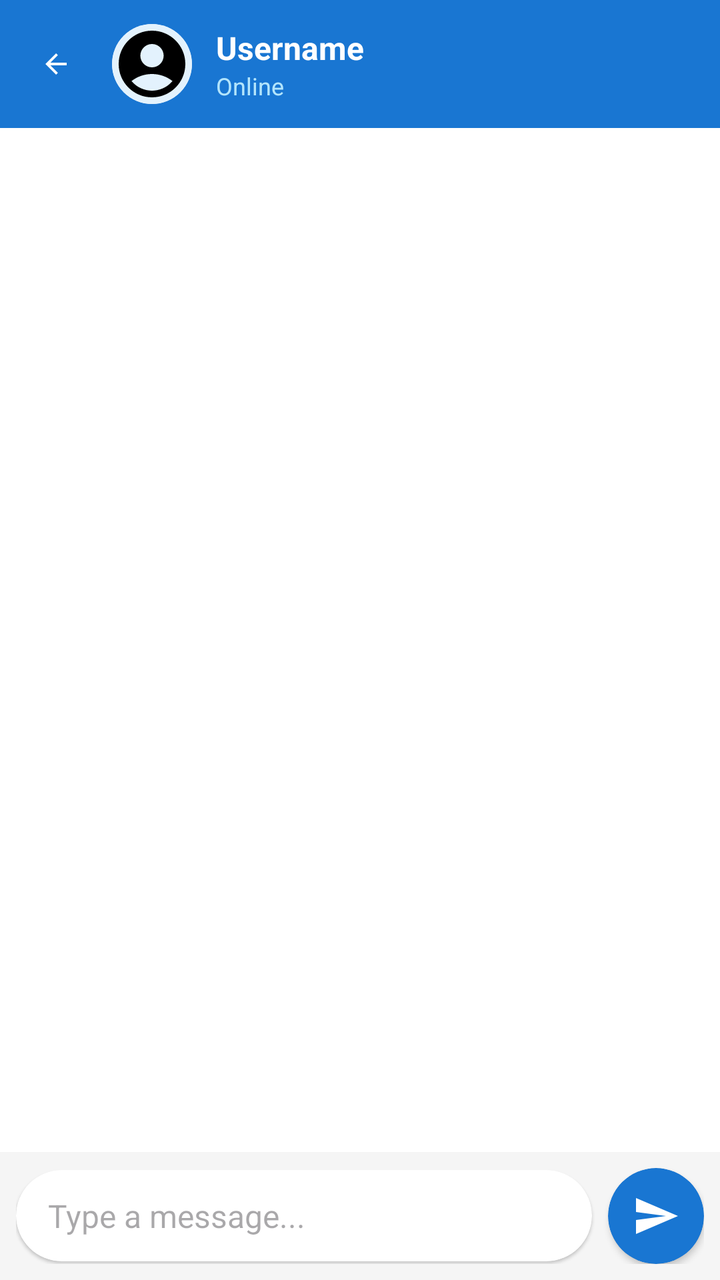
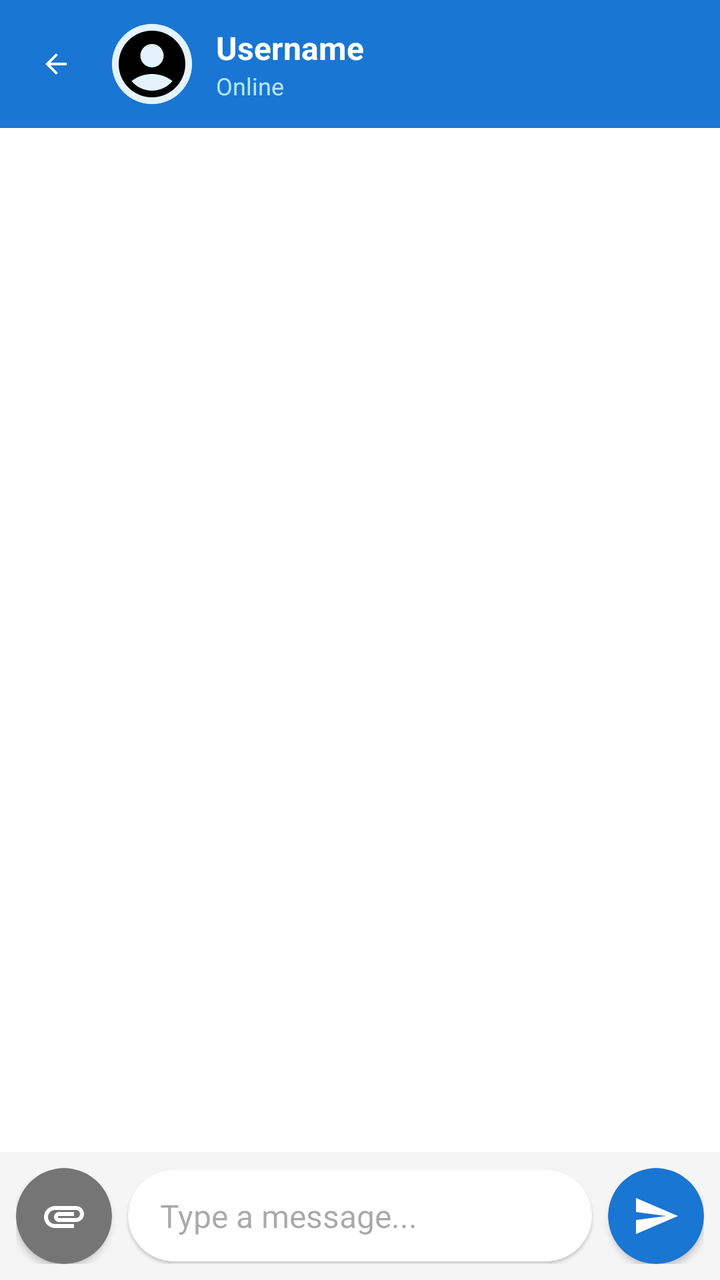

Before-and-after screenshots of an Android layout around one commit, followed by the original layout XML and the change that was made.
<!-- AndroidManifest.xml: application theme Theme.RealTimeChatUI -->
<!-- res/layout/activity_chat.xml -->
<?xml version="1.0" encoding="utf-8"?>
<androidx.constraintlayout.widget.ConstraintLayout xmlns:android="http://schemas.android.com/apk/res/android"
    xmlns:app="http://schemas.android.com/apk/res-auto"
    android:layout_width="match_parent"
    android:id="@+id/main"
    android:layout_height="match_parent"
    android:background="#FFFFFF">

    
    <androidx.appcompat.widget.Toolbar
        android:id="@+id/toolbar"
        android:layout_width="0dp"
        android:layout_height="?attr/actionBarSize"
        android:background="#1976D2"
        android:elevation="4dp"
        app:layout_constraintTop_toTopOf="parent"
        app:layout_constraintStart_toStartOf="parent"
        app:layout_constraintEnd_toEndOf="parent">

        <LinearLayout
            android:layout_width="match_parent"
            android:layout_height="match_parent"
            android:orientation="horizontal"
            android:gravity="center_vertical"
            android:paddingEnd="16dp">

            <ImageView
                android:id="@+id/ivBack"
                android:layout_width="24dp"
                android:layout_height="24dp"
                android:src="@drawable/ic_arrow_back"
                android:clickable="true"
                android:focusable="true"
                android:background="?android:attr/selectableItemBackgroundBorderless"
                android:padding="4dp"
                app:tint="#FFFFFF" />

            <androidx.cardview.widget.CardView
                android:layout_width="40dp"
                android:layout_height="40dp"
                android:layout_marginStart="16dp"
                app:cardCornerRadius="20dp"
                app:cardElevation="0dp">

                <ImageView
                    android:id="@+id/ivUserProfile"
                    android:layout_width="match_parent"
                    android:layout_height="match_parent"
                    android:src="@drawable/ic_person"
                    android:scaleType="centerCrop"
                    android:background="#E3F2FD" />

            </androidx.cardview.widget.CardView>

            <LinearLayout
                android:layout_width="0dp"
                android:layout_height="wrap_content"
                android:layout_weight="1"
                android:orientation="vertical"
                android:layout_marginStart="12dp">

                <TextView
                    android:id="@+id/tvUserName"
                    android:layout_width="wrap_content"
                    android:layout_height="wrap_content"
                    android:text="Username"
                    android:textColor="#FFFFFF"
                    android:textSize="16sp"
                    android:textStyle="bold" />

                <TextView
                    android:id="@+id/tvUserStatus"
                    android:layout_width="wrap_content"
                    android:layout_height="wrap_content"
                    android:text="Online"
                    android:textColor="#B3E5FC"
                    android:textSize="12sp" />

            </LinearLayout>

        </LinearLayout>

    </androidx.appcompat.widget.Toolbar>

    
    <TextView
        android:id="@+id/tvConnectionStatus"
        android:layout_width="wrap_content"
        android:layout_height="wrap_content"
        android:text="Connecting..."
        android:textSize="12sp"
        android:textColor="#FF5722"
        android:background="#FFEBEE"
        android:padding="8dp"
        android:visibility="gone"
        app:layout_constraintTop_toBottomOf="@id/toolbar"
        app:layout_constraintStart_toStartOf="parent"
        app:layout_constraintEnd_toEndOf="parent" />

    
    <TextView
        android:id="@+id/tvTypingIndicator"
        android:layout_width="wrap_content"
        android:layout_height="wrap_content"
        android:text="Someone is typing..."
        android:textSize="12sp"
        android:textColor="#666666"
        android:textStyle="italic"
        android:background="#F0F0F0"
        android:padding="8dp"
        android:layout_marginStart="16dp"
        android:layout_marginBottom="4dp"
        android:visibility="gone"
        app:layout_constraintBottom_toTopOf="@id/llMessageInput"
        app:layout_constraintStart_toStartOf="parent" />

    
    <androidx.recyclerview.widget.RecyclerView
        android:id="@+id/rvMessages"
        android:layout_width="0dp"
        android:layout_height="0dp"
        android:padding="8dp"
        android:clipToPadding="false"
        app:layout_constraintTop_toBottomOf="@id/toolbar"
        app:layout_constraintStart_toStartOf="parent"
        app:layout_constraintEnd_toEndOf="parent"
        app:layout_constraintBottom_toTopOf="@id/tvTypingIndicator" />

    
    <LinearLayout
        android:id="@+id/llMessageInput"
        android:layout_width="0dp"
        android:layout_height="wrap_content"
        android:orientation="horizontal"
        android:padding="8dp"
        android:background="#F5F5F5"
        android:gravity="center_vertical"
        app:layout_constraintBottom_toBottomOf="parent"
        app:layout_constraintStart_toStartOf="parent"
        app:layout_constraintEnd_toEndOf="parent">

        <androidx.cardview.widget.CardView
            android:layout_width="0dp"
            android:layout_height="wrap_content"
            android:layout_weight="1"
            app:cardCornerRadius="24dp"
            app:cardElevation="1dp"
            android:layout_marginEnd="8dp">

            <EditText
                android:id="@+id/etMessage"
                android:layout_width="match_parent"
                android:layout_height="wrap_content"
                android:hint="Type a message..."
                android:background="@android:color/transparent"
                android:padding="12dp"
                android:paddingStart="16dp"
                android:paddingEnd="16dp"
                android:textSize="16sp"
                android:maxLines="4"
                android:inputType="textMultiLine|textCapSentences" />

        </androidx.cardview.widget.CardView>

        
        <androidx.cardview.widget.CardView
            android:id="@+id/cvSend"
            android:layout_width="48dp"
            android:layout_height="48dp"
            app:cardCornerRadius="24dp"
            app:cardElevation="2dp"
            app:cardBackgroundColor="#1976D2"
            android:clickable="true"
            android:focusable="true"
            android:foreground="?android:attr/selectableItemBackground">

            <ImageView
                android:layout_width="24dp"
                android:layout_height="24dp"
                android:layout_gravity="center"
                android:src="@drawable/ic_send"
                app:tint="#FFFFFF" />

        </androidx.cardview.widget.CardView>

    </LinearLayout>

</androidx.constraintlayout.widget.ConstraintLayout>
<!-- resources referenced by this layout -->
<resources>
  <!-- drawable ic_arrow_back (drawable) -->
  <vector xmlns:android="http://schemas.android.com/apk/res/android" android:autoMirrored="true" android:height="24dp" android:tint="#000000" android:viewportHeight="960" android:viewportWidth="960" android:width="24dp">
        
      <path android:fillColor="@android:color/white" android:pathData="M313,520L537,744L480,800L160,480L480,160L537,216L313,440L800,440L800,520L313,520Z"/>
      
  </vector>
  <!-- drawable ic_person (drawable) -->
  <vector xmlns:android="http://schemas.android.com/apk/res/android" android:height="24dp" android:tint="#000000" android:viewportHeight="24" android:viewportWidth="24" android:width="24dp">
        
      <path android:fillColor="@android:color/white" android:pathData="M12,2C6.48,2 2,6.48 2,12s4.48,10 10,10s10,-4.48 10,-10S17.52,2 12,2zM12,6c1.93,0 3.5,1.57 3.5,3.5S13.93,13 12,13s-3.5,-1.57 -3.5,-3.5S10.07,6 12,6zM12,20c-2.03,0 -4.43,-0.82 -6.14,-2.88C7.55,15.8 9.68,15 12,15s4.45,0.8 6.14,2.12C16.43,19.18 14.03,20 12,20z"/>
      
  </vector>
  <!-- drawable ic_send (drawable) -->
  <vector xmlns:android="http://schemas.android.com/apk/res/android"
      android:width="24dp"
      android:height="24dp"
      android:viewportWidth="24"
      android:viewportHeight="24"
      android:tint="?attr/colorOnSurface">
      <path
          android:fillColor="@android:color/white"
          android:pathData="M2.01,21L23,12 2.01,3 2,10l15,2 -15,2z"/>
  </vector>
  <style name="Theme.RealTimeChatUI" parent="Base.Theme.RealTimeChatUI" />
  <style name="Base.Theme.RealTimeChatUI" parent="Theme.Material3.DayNight.NoActionBar">
          
          
      </style>
</resources>

<!-- the commit's change to res/layout/activity_chat.xml (unified diff, before → after) -->
@@ -138,6 +138,29 @@
         app:layout_constraintBottom_toBottomOf="parent"
         app:layout_constraintStart_toStartOf="parent"
         app:layout_constraintEnd_toEndOf="parent">
+
+        
+        <androidx.cardview.widget.CardView
+            android:id="@+id/cvAttachment"
+            android:layout_width="48dp"
+            android:layout_height="48dp"
+            app:cardCornerRadius="24dp"
+            app:cardElevation="2dp"
+            app:cardBackgroundColor="#757575"
+            android:clickable="true"
+            android:focusable="true"
+            android:foreground="?android:attr/selectableItemBackground"
+            android:layout_marginEnd="8dp">
+
+            <ImageView
+                android:id="@+id/ivAttachment"
+                android:layout_width="24dp"
+                android:layout_height="24dp"
+                android:layout_gravity="center"
+                android:src="@drawable/ic_attachment"
+                app:tint="#FFFFFF" />
+
+        </androidx.cardview.widget.CardView>
 
         <androidx.cardview.widget.CardView
             android:layout_width="0dp"
<!-- resource entries referenced after the edit -->
@@ -5,6 +5,17 @@
         
       <path android:fillColor="@android:color/white" android:pathData="M313,520L537,744L480,800L160,480L480,160L537,216L313,440L800,440L800,520L313,520Z"/>
       
+  </vector>
+  <!-- drawable ic_attachment (drawable) -->
+  <?xml version="1.0" encoding="utf-8"?>
+  <vector xmlns:android="http://schemas.android.com/apk/res/android"
+      android:width="24dp"
+      android:height="24dp"
+      android:viewportWidth="24"
+      android:viewportHeight="24">
+      <path
+          android:fillColor="#6B7280"
+          android:pathData="M2,12.5C2,9.46 4.46,7 7.5,7H18c2.21,0 4,1.79 4,4s-1.79,4 -4,4H9.5C8.12,15 7,13.88 7,12.5S8.12,10 9.5,10H17v2H9.41c-0.55,0 -0.55,1 0,1H18c1.1,0 2,-0.9 2,-2s-0.9,-2 -2,-2H7.5C5.57,9 4,10.57 4,12.5S5.57,16 7.5,16H17v2H7.5C4.46,18 2,15.54 2,12.5z" />
   </vector>
   <!-- drawable ic_person (drawable) -->
   <vector xmlns:android="http://schemas.android.com/apk/res/android" android:height="24dp" android:tint="#000000" android:viewportHeight="24" android:viewportWidth="24" android:width="24dp">
